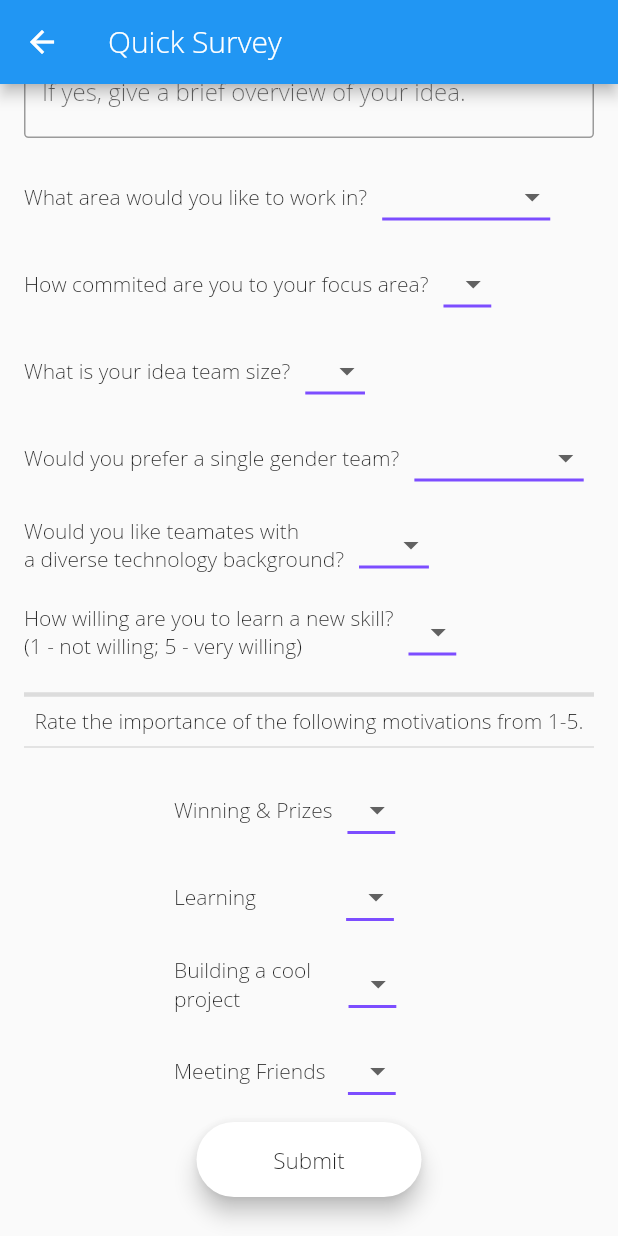
After one commit to hamesjan/HackyBirthday, a Flutter app: the StepTwo screen opened directly, scrolled down 100 dp, after a tap on "Submit", on a phone screen of 412 x 824 dp. The commit adds this screen. Run offline on Flutter 3.47's test engine with Material 2 defaults, Android fonts, the light colour scheme and no system bars; our stand-ins replace cloud_firestore, firebase_auth; accounts and stored records are empty; network calls fail.

Commit message:
adding survey and registration

```diff
--- a/lib/main.dart
+++ b/lib/main.dart
@@ -2,6 +2,7 @@ import 'package:flutter/material.dart';
 import 'package:flutter/cupertino.dart';
 import 'package:hackybirthday/pages/home.dart';
 import 'package:hackybirthday/pages/login.dart';
+import 'package:hackybirthday/pages/step2.dart';
 import 'package:firebase_auth/firebase_auth.dart';
 
 void main() {
@@ -38,6 +39,7 @@ class MyApp extends StatelessWidget {
         primarySwatch: Colors.blue,
       ),
       home: getAuthState(),
+//      home: StepTwo()
     );
   }
 }
--- a/lib/pages/registration.dart
+++ b/lib/pages/registration.dart
@@ -1,6 +1,7 @@
 import 'package:flutter/material.dart';
 import 'package:flutter/cupertino.dart';
 import 'package:hackybirthday/pages/home.dart';
+import 'package:hackybirthday/pages/step2.dart';
 import 'package:hackybirthday/widgets/custom_button.dart';
 import 'package:firebase_auth/firebase_auth.dart';
 import 'package:cloud_firestore/cloud_firestore.dart';
@@ -55,7 +56,7 @@ class _RegistrationState extends State<Registration> {
     Navigator.pop(context);
     Navigator.push(context,
         MaterialPageRoute(
-            builder: (BuildContext context) => Home()
+            builder: (BuildContext context) => StepTwo(mongoID: mongoID.id,)
         )
     );
   }
--- /dev/null
+++ b/lib/pages/step2.dart
@@ -0,0 +1,482 @@
+import 'package:flutter/material.dart';
+import 'package:flutter/cupertino.dart';
+import 'package:hackybirthday/pages/home.dart';
+import 'package:hackybirthday/widgets/custom_button.dart';
+import 'package:firebase_auth/firebase_auth.dart';
+import 'package:cloud_firestore/cloud_firestore.dart';
+import 'dart:convert';
+import 'package:hackybirthday/pages/login.dart';
+import 'package:http/http.dart' as http;
+import 'package:hackybirthday/classes/user_classes.dart';
+
+class StepTwo extends StatefulWidget {
+  final String mongoID;
+
+  const StepTwo({Key key, this.mongoID}) : super(key: key);
+
+  @override
+  _StepTwoState createState() => _StepTwoState();
+}
+
+class _StepTwoState extends State<StepTwo> {
+  String haveidea;
+  String idea;
+  String focusarea;
+  String focuscommit;
+  String teamsize;
+  String gendermix;
+  String teamskill;
+  String newskill;
+  String win;
+  String learn;
+  String buildComplete;
+  String friend;
+
+  final Firestore _firestore = Firestore.instance;
+  final FirebaseAuth _auth = FirebaseAuth.instance;
+  Future<void> registerUser(response) async{
+    FirebaseUser _user = await _auth.currentUser();
+    FirebaseUser temp = await getUser();
+
+    Navigator.pop(context);
+    Navigator.push(context,
+        MaterialPageRoute(
+            builder: (BuildContext context) => Home()
+        )
+    );
+  }
+
+  Future<FirebaseUser> getUser() async{
+    return _auth.currentUser();
+  }
+
+  @override
+  Widget build(BuildContext context) {
+
+    return Scaffold(
+        appBar: AppBar(
+          title: Text('Quick Survey'),
+        ),
+        body: SingleChildScrollView(
+            child: Container(
+              padding: EdgeInsets.all(16),
+              child: Column(
+                crossAxisAlignment: CrossAxisAlignment.center,
+                mainAxisAlignment: MainAxisAlignment.center,
+                children: <Widget>[
+                  Row(
+                    children: <Widget>[
+                      Text('Do you have an idea?'),
+                      SizedBox(width: 10,),
+                      DropdownButton<String>(
+                        value: haveidea,
+                        icon: Icon(Icons.arrow_drop_down),
+                        iconSize: 24,
+                        elevation: 16,
+                        style: TextStyle(color: Colors.deepPurple),
+                        underline: Container(
+                          height: 2,
+                          color: Colors.deepPurpleAccent,
+                        ),
+                        onChanged: (String newValue) {
+                          setState(() {
+                            haveidea = newValue;
+                          });
+                        },
+                        items: <String>['Yes', 'No','Partial']
+                            .map<DropdownMenuItem<String>>((String value) {
+                          return DropdownMenuItem<String>(
+                            value: value,
+                            child: Text(value),
+                          );
+                        }).toList(),
+                      )
+                    ],
+                  ),
+                  SizedBox(
+                    height: 10,
+                  ),
+                  TextField(
+                      onChanged: (value) => idea = value,
+                      maxLines: null,
+                      decoration: InputDecoration(
+                        border: OutlineInputBorder(
+                            borderRadius: BorderRadius.all(Radius.circular(3))
+                        ),
+                        hintText: 'If yes, give a brief overview of your idea.',
+                      )
+                  ),
+                  SizedBox(
+                    height: 15,
+                  ),
+                  Row(
+                    children: <Widget>[
+                      Text('What area would you like to work in?'),
+                      SizedBox(width: 10,),
+                      DropdownButton<String>(
+                        value: focusarea,
+                        icon: Icon(Icons.arrow_drop_down),
+                        iconSize: 24,
+                        elevation: 16,
+                        style: TextStyle(color: Colors.deepPurple),
+                        underline: Container(
+                          height: 2,
+                          color: Colors.deepPurpleAccent,
+                        ),
+                        onChanged: (String newValue) {
+                          setState(() {
+                            focusarea = newValue;
+                          });
+                        },
+                        items: <String>['Education', 'Healthcare', 'Gaming', 'Fintech', 'Accessibility', 'Entertainment', 'Other']
+                            .map<DropdownMenuItem<String>>((String value) {
+                          return DropdownMenuItem<String>(
+                            value: value,
+                            child: Text(value),
+                          );
+                        }).toList(),
+                      )
+                    ],
+                  ),
+                  SizedBox(
+                    height: 10,
+                  ),
+                  Row(
+                    children: <Widget>[
+                      Text('How commited are you to your focus area?'),
+                      SizedBox(width: 10,),
+                      DropdownButton<String>(
+                        value: focuscommit,
+                        icon: Icon(Icons.arrow_drop_down),
+                        iconSize: 24,
+                        elevation: 16,
+                        style: TextStyle(color: Colors.deepPurple),
+                        underline: Container(
+                          height: 2,
+                          color: Colors.deepPurpleAccent,
+                        ),
+                        onChanged: (String newValue) {
+                          setState(() {
+                            focuscommit = newValue;
+                          });
+                        },
+                        items: <String>['1', '2', '3', '4', '5']
+                            .map<DropdownMenuItem<String>>((String value) {
+                          return DropdownMenuItem<String>(
+                            value: value,
+                            child: Text(value),
+                          );
+                        }).toList(),
+                      )
+                    ],
+                  ),
+                  SizedBox(
+                    height: 10,
+                  ),
+                  Row(
+                    children: <Widget>[
+                      Text('What is your idea team size?'),
+                      SizedBox(width: 10,),
+                      DropdownButton<String>(
+                        value: teamsize,
+                        icon: Icon(Icons.arrow_drop_down),
+                        iconSize: 24,
+                        elevation: 16,
+                        style: TextStyle(color: Colors.deepPurple),
+                        underline: Container(
+                          height: 2,
+                          color: Colors.deepPurpleAccent,
+                        ),
+                        onChanged: (String newValue) {
+                          setState(() {
+                            teamsize = newValue;
+                          });
+                        },
+                        items: <String>['2', '3', '4', '5+']
+                            .map<DropdownMenuItem<String>>((String value) {
+                          return DropdownMenuItem<String>(
+                            value: value,
+                            child: Text(value),
+                          );
+                        }).toList(),
+                      )
+                    ],
+                  ),
+                  SizedBox(
+                    height: 10,
+                  ),
+                  Row(
+                    children: <Widget>[
+                      Text('Would you prefer a single gender team?'),
+                      SizedBox(width: 10,),
+                      DropdownButton<String>(
+                        value: gendermix,
+                        icon: Icon(Icons.arrow_drop_down),
+                        iconSize: 24,
+                        elevation: 16,
+                        style: TextStyle(color: Colors.deepPurple),
+                        underline: Container(
+                          height: 2,
+                          color: Colors.deepPurpleAccent,
+                        ),
+                        onChanged: (String newValue) {
+                          setState(() {
+                            gendermix = newValue;
+                          });
+                        },
+                        items: <String>['Yes', 'No', 'No Preference']
+                            .map<DropdownMenuItem<String>>((String value) {
+                          return DropdownMenuItem<String>(
+                            value: value,
+                            child: Text(value),
+                          );
+                        }).toList(),
+                      )
+                    ],
+                  ),
+                  SizedBox(
+                    height: 10,
+                  ),
+                  Row(
+                    children: <Widget>[
+                      Text('Would you like teamates with\na diverse technology background?'),
+                      SizedBox(width: 10,),
+                      DropdownButton<String>(
+                        value: teamskill,
+                        icon: Icon(Icons.arrow_drop_down),
+                        iconSize: 24,
+                        elevation: 16,
+                        style: TextStyle(color: Colors.deepPurple),
+                        underline: Container(
+                          height: 2,
+                          color: Colors.deepPurpleAccent,
+                        ),
+                        onChanged: (String newValue) {
+                          setState(() {
+                            teamskill = newValue;
+                          });
+                        },
+                        items: <String>['Yes', 'No']
+                            .map<DropdownMenuItem<String>>((String value) {
+                          return DropdownMenuItem<String>(
+                            value: value,
+                            child: Text(value),
+                          );
+                        }).toList(),
+                      )
+                    ],
+                  ),
+                  SizedBox(
+                    height: 10,
+                  ),
+                  Row(
+                    children: <Widget>[
+                      Text('How willing are you to learn a new skill?\n(1 - not willing; 5 - very willing)'),
+                      SizedBox(width: 10,),
+                      DropdownButton<String>(
+                        value: newskill,
+                        icon: Icon(Icons.arrow_drop_down),
+                        iconSize: 24,
+                        elevation: 16,
+                        style: TextStyle(color: Colors.deepPurple),
+                        underline: Container(
+                          height: 2,
+                          color: Colors.deepPurpleAccent,
+                        ),
+                        onChanged: (String newValue) {
+                          setState(() {
+                            newskill = newValue;
+                          });
+                        },
+                        items: <String>['1', '2', '3', '4', '5']
+                            .map<DropdownMenuItem<String>>((String value) {
+                          return DropdownMenuItem<String>(
+                            value: value,
+                            child: Text(value),
+                          );
+                        }).toList(),
+                      )
+                    ],
+                  ),
+                  SizedBox(
+                    height: 10,
+                  ),
+                  Divider(thickness: 3,),
+                  Text('Rate the importance of the following motivations from 1-5.'),
+                  Divider(thickness: 1,),
+                  SizedBox(
+                    height: 10,
+                  ),
+                      Row(
+                        children: <Widget>[
+                          SizedBox(width: 100,),
+                          Text('Winning & Prizes'),
+                          SizedBox(width: 10,),
+                          DropdownButton<String>(
+                            value: win,
+                            icon: Icon(Icons.arrow_drop_down),
+                            iconSize: 24,
+                            elevation: 16,
+                            style: TextStyle(color: Colors.deepPurple),
+                            underline: Container(
+                              height: 2,
+                              color: Colors.deepPurpleAccent,
+                            ),
+                            onChanged: (String newValue) {
+                              setState(() {
+                                win = newValue;
+                              });
+                            },
+                            items: <String>['1', '2', '3', '4', '5']
+                                .map<DropdownMenuItem<String>>((String value) {
+                              return DropdownMenuItem<String>(
+                                value: value,
+                                child: Text(value),
+                              );
+                            }).toList(),
+                          )
+                        ],
+                      ),
+                  SizedBox(
+                    height: 10,
+                  ),
+                      Row(
+                        children: <Widget>[
+                          SizedBox(width: 100,),
+                          Text('Learning'),
+                          SizedBox(width: 60,),
+                          DropdownButton<String>(
+                            value: learn,
+                            icon: Icon(Icons.arrow_drop_down),
+                            iconSize: 24,
+                            elevation: 16,
+                            style: TextStyle(color: Colors.deepPurple),
+                            underline: Container(
+                              height: 2,
+                              color: Colors.deepPurpleAccent,
+                            ),
+                            onChanged: (String newValue) {
+                              setState(() {
+                                learn = newValue;
+                              });
+                            },
+                            items: <String>['1', '2', '3', '4', '5']
+                                .map<DropdownMenuItem<String>>((String value) {
+                              return DropdownMenuItem<String>(
+                                value: value,
+                                child: Text(value),
+                              );
+                            }).toList(),
+                          )
+                        ],
+                      ),
+                  SizedBox(
+                    height: 10,
+                  ),
+                      Row(
+                        children: <Widget>[
+                          SizedBox(width: 100,),
+                          Text('Building a cool\nproject'),
+                          SizedBox(width: 25,),
+                          DropdownButton<String>(
+                            value: buildComplete,
+                            icon: Icon(Icons.arrow_drop_down),
+                            iconSize: 24,
+                            elevation: 16,
+                            style: TextStyle(color: Colors.deepPurple),
+                            underline: Container(
+                              height: 2,
+                              color: Colors.deepPurpleAccent,
+                            ),
+                            onChanged: (String newValue) {
+                              setState(() {
+                                buildComplete = newValue;
+                              });
+                            },
+                            items: <String>['1', '2', '3', '4', '5']
+                                .map<DropdownMenuItem<String>>((String value) {
+                              return DropdownMenuItem<String>(
+                                value: value,
+                                child: Text(value),
+                              );
+                            }).toList(),
+                          ),
+                        ],
+                      ),
+                  SizedBox(
+                    height: 10,
+                  ),
+                      Row(
+                        children: <Widget>[
+                          SizedBox(width: 100,),
+                          Text('Meeting Friends'),
+                          SizedBox(width: 15,),
+                          DropdownButton<String>(
+                            value: friend,
+                            icon: Icon(Icons.arrow_drop_down),
+                            iconSize: 24,
+                            elevation: 16,
+                            style: TextStyle(color: Colors.deepPurple),
+                            underline: Container(
+                              height: 2,
+                              color: Colors.deepPurpleAccent,
+                            ),
+                            onChanged: (String newValue) {
+                              setState(() {
+                                friend = newValue;
+                              });
+                            },
+                            items: <String>['1', '2', '3', '4', '5']
+                                .map<DropdownMenuItem<String>>((String value) {
+                              return DropdownMenuItem<String>(
+                                value: value,
+                                child: Text(value),
+                              );
+                            }).toList(),
+                          )
+                        ],
+                      ),
+                  SizedBox(
+                    height: 10,
+                  ),
+                  CustomButton(
+                    text: 'Submit',
+                    callback: () async {
+                      Map data = {
+                        "id" : widget.mongoID,
+                        "haveidea" : haveidea.toString().toLowerCase(),
+                      "idea" : idea.toString().toLowerCase(),
+                      "focusarea" : focusarea.toString().toLowerCase(),
+                      "focuscommit" : focuscommit.toString().toLowerCase(),
+                      "teamsize" : teamsize.toString().toLowerCase(),
+                      "gendermix" : gendermix.toString().toLowerCase(),
+                      "teamskill" : teamskill.toString().toLowerCase(),
+                      "newskill" : newskill.toString().toLowerCase(),
+                      "win" : win.toString().toLowerCase(),
+                      "learn" : learn.toString().toLowerCase(),
+                      "build" : buildComplete.toString().toLowerCase(),
+                      "friend" : friend.toString().toLowerCase()
+                      };
+                      print(data);
+                      var response = await http.post('https://us-central1-aiot-fit-xlab.cloudfunctions.net/addahackermatcher',
+                          headers: {"Content-Type": "application/json"},
+                          body: json.encode(data)
+                      );
+                      print(response.body);
+//                      Navigator.pop(context);
+//                      Navigator.push(context,
+//                      MaterialPageRoute(
+//                        builder: (BuildContext context) => Home()
+//                      ));
+                    },
+                  ),
+                  SizedBox(
+                    height: 10,
+                  )
+                ],
+              ),
+            )
+        )
+    );
+  }
+}
```
